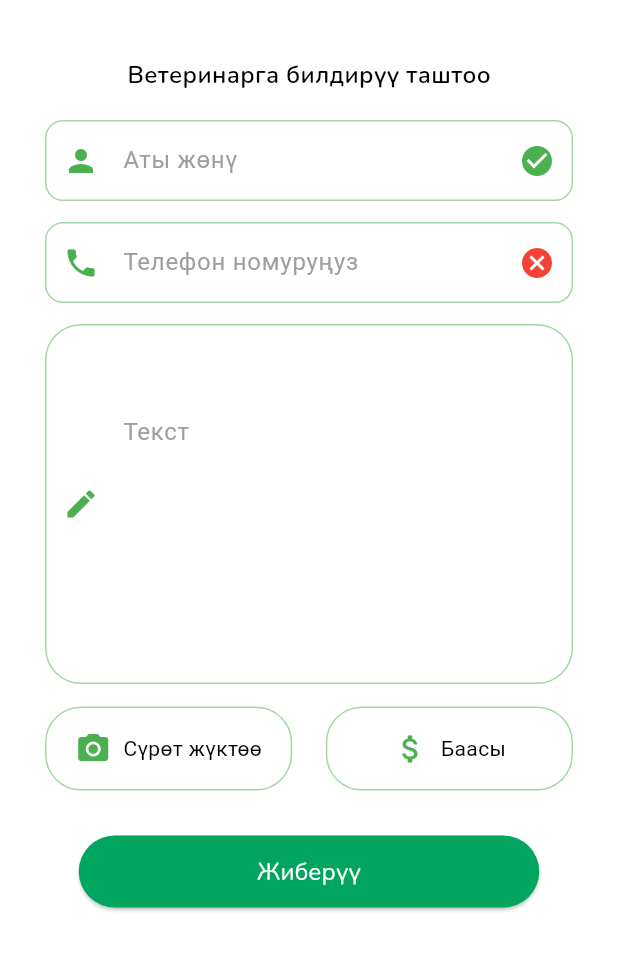
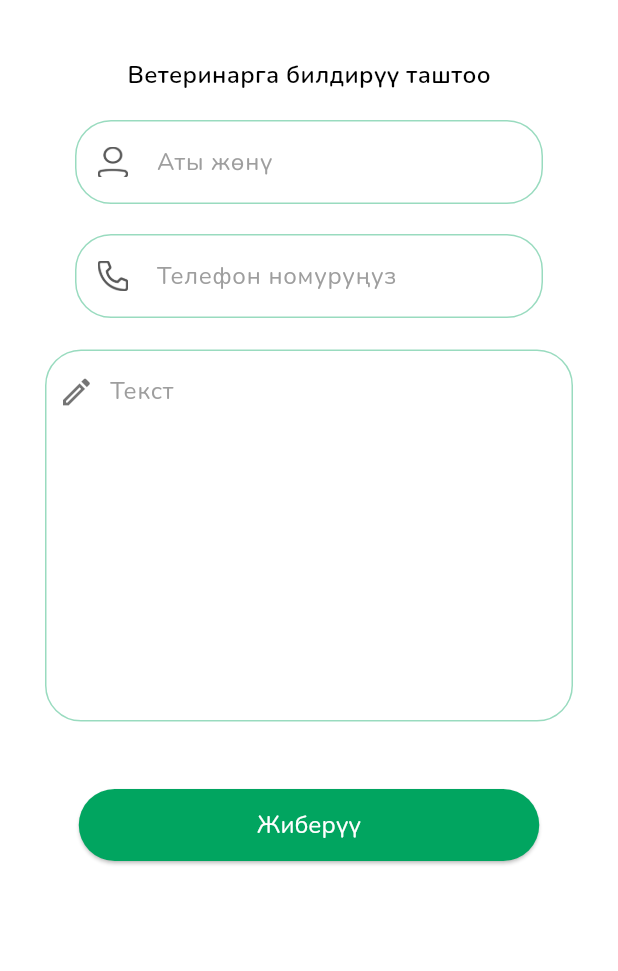
Before and after one commit to adilet3401/vet_mobile_app1, a Flutter app: the BildiruuTashtooPage screen opened by its route, on a phone screen of 412 x 824 dp, the part 72-1043 px from its top. Run offline on Flutter 3.47's test engine with Material 3 defaults, Android fonts, the phone set to English and light mode, and no system bars; our stand-ins replace cloud_firestore, firebase_auth, firebase_core, flutter_svg, go_router, google_fonts and 2 more; accounts and stored records are empty.

Commit message:
ui bildiruu tashtoo page is done

```diff
--- a/lib/go_auto_routes/go_router.dart
+++ b/lib/go_auto_routes/go_router.dart
@@ -4,7 +4,7 @@ import '../account_pages/account_page.dart';
 import '../download_screen.dart';
 import '../login_register_pages/login_screen.dart';
 import '../login_register_pages/register_page.dart';
-import '../pages/bildiruu_tashtoo_page.dart';
+import '../vet_list_screens/bildiruu_tashtoo_page.dart';
 import '../pages/flash_screen_page.dart';
 import '../pages/menu_page.dart';
 
--- a/lib/pages/bildiruu_tashtoo_page.dart
+++ /dev/null
@@ -1,185 +0,0 @@
-import 'package:flutter/material.dart';
-import 'package:go_router/go_router.dart';
-import 'package:vet_mobile_app/theme/text_styles.dart';
-import 'package:vet_mobile_app/widgets/my_appbar.dart';
-import 'package:vet_mobile_app/widgets/navigate_button.dart';
-
-class BildiruuTashtooPage extends StatelessWidget {
-  const BildiruuTashtooPage({super.key});
-
-  @override
-  Widget build(BuildContext context) {
-    return Scaffold(
-      appBar: AppBarUtils.customAppBar(title: 'Ветеринар'),
-      body: Padding(
-        padding: const EdgeInsets.only(right: 30, left: 30, top: 30),
-        child: Column(
-          crossAxisAlignment: CrossAxisAlignment.start,
-          children: [
-            // Заголовок
-            Center(
-              child: Text(
-                'Ветеринарга билдирүү таштоо',
-                style: TextStyles.bTashtoo.copyWith(
-                  fontSize: 16,
-                  fontWeight: FontWeight.w600,
-                ),
-              ),
-            ),
-            const SizedBox(height: 19),
-            // Поле ввода имени
-            _buildInputField(
-              context,
-              icon: Icons.person,
-              hintText: 'Аты жөнү',
-              suffixIcon: Icons.check_circle,
-              suffixIconColor: Colors.green,
-            ),
-            const SizedBox(height: 14),
-            // Поле ввода телефона
-            //new commit the test
-            _buildInputField(
-              context,
-              icon: Icons.phone,
-              hintText: 'Телефон номуруңуз',
-              suffixIcon: Icons.cancel,
-              suffixIconColor: Colors.red,
-            ),
-            const SizedBox(height: 14),
-            // Поле ввода текста
-            _buildTextArea(context, icon: Icons.edit, hintText: 'Текст'),
-            const SizedBox(height: 15),
-            // Кнопки "Сүрөт жүктөө" и "Баасы"
-            Row(
-              mainAxisAlignment: MainAxisAlignment.spaceBetween,
-              children: [
-                _buildActionButton(
-                  context,
-                  icon: Icons.camera_alt,
-                  label: 'Сүрөт жүктөө',
-                ),
-                _buildActionButton(
-                  context,
-                  icon: Icons.attach_money,
-                  label: 'Баасы',
-                ),
-              ],
-            ),
-            SizedBox(height: 30),
-            // Кнопка "Жиберүү"
-            Center(
-              child: NavigateButton(
-                text: 'Жиберүү',
-                borderRadius: BorderRadius.circular(24),
-                minimumSize: Size(307, 48),
-                onPressed: () {
-                  context.push('/b_t');
-                },
-              ),
-            ),
-          ],
-        ),
-      ),
-    );
-  }
-
-  // Поле ввода
-  Widget _buildInputField(
-    BuildContext context, {
-    required IconData icon,
-    required String hintText,
-    IconData? suffixIcon,
-    Color? suffixIconColor,
-  }) {
-    return TextField(
-      decoration: InputDecoration(
-        prefixIcon: Icon(icon, color: Colors.green),
-        suffixIcon:
-            suffixIcon != null
-                ? Icon(suffixIcon, color: suffixIconColor)
-                : null,
-        hintText: hintText,
-        hintStyle: const TextStyle(color: Colors.grey),
-        filled: true,
-        fillColor: Colors.white,
-        contentPadding: const EdgeInsets.symmetric(vertical: 15),
-        border: OutlineInputBorder(
-          borderRadius: BorderRadius.circular(12),
-          // ignore: deprecated_member_use
-          borderSide: BorderSide(color: Colors.green.withOpacity(0.5)),
-        ),
-        enabledBorder: OutlineInputBorder(
-          borderRadius: BorderRadius.circular(12),
-          // ignore: deprecated_member_use
-          borderSide: BorderSide(color: Colors.green.withOpacity(0.5)),
-        ),
-        focusedBorder: OutlineInputBorder(
-          borderRadius: BorderRadius.circular(12),
-          borderSide: const BorderSide(color: Colors.green),
-        ),
-      ),
-    );
-  }
-
-  // Поле для текста
-  Widget _buildTextArea(
-    BuildContext context, {
-    required IconData icon,
-    required String hintText,
-  }) {
-    return TextField(
-      maxLines: 5,
-      decoration: InputDecoration(
-        prefixIcon: Icon(icon, color: Colors.green),
-        hintText: hintText,
-        hintStyle: const TextStyle(color: Colors.grey),
-        filled: true,
-        fillColor: Colors.white,
-        contentPadding: const EdgeInsets.all(60),
-        border: OutlineInputBorder(
-          borderRadius: BorderRadius.circular(24),
-          // ignore: deprecated_member_use
-          borderSide: BorderSide(color: Colors.green.withOpacity(0.5)),
-        ),
-        enabledBorder: OutlineInputBorder(
-          borderRadius: BorderRadius.circular(24),
-          // ignore: deprecated_member_use
-          borderSide: BorderSide(color: Colors.green.withOpacity(0.5)),
-        ),
-        focusedBorder: OutlineInputBorder(
-          borderRadius: BorderRadius.circular(24),
-          borderSide: const BorderSide(color: Colors.green),
-        ),
-      ),
-    );
-  }
-
-  // Кнопка действия
-  Widget _buildActionButton(
-    BuildContext context, {
-    required IconData icon,
-    required String label,
-  }) {
-    return Container(
-      width: MediaQuery.of(context).size.width * 0.4,
-      padding: const EdgeInsets.symmetric(vertical: 15),
-      decoration: BoxDecoration(
-        color: Colors.white,
-        borderRadius: BorderRadius.circular(24),
-        // ignore: deprecated_member_use
-        border: Border.all(color: Colors.green.withOpacity(0.5)),
-      ),
-      child: Row(
-        mainAxisAlignment: MainAxisAlignment.center,
-        children: [
-          Icon(icon, color: Colors.green),
-          const SizedBox(width: 8),
-          Text(
-            label,
-            style: const TextStyle(color: Colors.black, fontSize: 14),
-          ),
-        ],
-      ),
-    );
-  }
-}
--- a/lib/pages/menu_page.dart
+++ b/lib/pages/menu_page.dart
@@ -4,7 +4,7 @@ import 'package:flutter_svg/svg.dart';
 
 import 'grid_page.dart';
 import 'news_page.dart';
-import 'vet_list_page.dart';
+import '../vet_list_screens/vet_list_page.dart';
 
 class MenuPage extends StatefulWidget {
   const MenuPage({super.key});
--- /dev/null
+++ b/lib/vet_list_screens/bildiruu_tashtoo_page.dart
@@ -0,0 +1,188 @@
+import 'package:flutter/material.dart';
+import 'package:go_router/go_router.dart';
+import 'package:vet_mobile_app/theme/text_styles.dart';
+import 'package:vet_mobile_app/vet_list_screens/line_the_bildiruu_tashtoo.dart';
+import 'package:vet_mobile_app/widgets/my_appbar.dart';
+import 'package:vet_mobile_app/widgets/navigate_button.dart';
+
+class BildiruuTashtooPage extends StatelessWidget {
+  const BildiruuTashtooPage({super.key});
+
+  @override
+  Widget build(BuildContext context) {
+    return Scaffold(
+      appBar: AppBarUtils.customAppBar(title: 'Ветеринар'),
+      body: Padding(
+        padding: const EdgeInsets.only(right: 30, left: 30, top: 30),
+        child: Column(
+          crossAxisAlignment: CrossAxisAlignment.start,
+          children: [
+            // Заголовок
+            Center(
+              child: Text(
+                'Ветеринарга билдирүү таштоо',
+                style: TextStyles.bTashtoo.copyWith(
+                  fontSize: 16,
+                  fontWeight: FontWeight.w600,
+                ),
+              ),
+            ),
+            const SizedBox(height: 19),
+            Padding(
+              padding: EdgeInsets.only(left: 20, right: 20),
+              child: Column(
+                children: [
+                  LineTheBilTash(
+                    hintext: 'Аты жөнү',
+                    icon: 'assets/Vector.png',
+                  ),
+                  SizedBox(height: 20),
+                  LineTheBilTash(
+                    hintext: 'Телефон номуруңуз',
+                    icon: 'assets/Vector-2.png',
+                  ),
+                ],
+              ),
+            ),
+
+            const SizedBox(height: 21),
+            Stack(
+              children: [
+                TextFormField(
+                  maxLines: 9,
+                  decoration: InputDecoration(
+                    prefixIcon: Padding(padding: EdgeInsets.all(15)),
+                    // labelText: labelText,
+                    labelStyle: TextStyle(color: Colors.grey),
+                    prefixIconColor: Colors.grey,
+                    prefixIconConstraints: BoxConstraints(
+                      minWidth: 25,
+                      minHeight: 25,
+                    ),
+                    hintText: '  Текст',
+                    hintStyle: TextStyles.buttonTextStyle.copyWith(
+                      color: Colors.grey,
+                    ),
+                    enabledBorder: OutlineInputBorder(
+                      borderSide: BorderSide(
+                        color: Color(0xff99dbbf),
+                        width: 1,
+                      ),
+                      borderRadius: BorderRadius.circular(24),
+                    ),
+                    focusedBorder: OutlineInputBorder(
+                      borderSide: BorderSide(
+                        color: Color(0xff01A560),
+                        width: 2,
+                      ),
+                      borderRadius: BorderRadius.circular(24),
+                    ),
+                    errorBorder: OutlineInputBorder(
+                      borderRadius: BorderRadius.circular(24),
+                      borderSide: BorderSide(color: Colors.red, width: 2),
+                    ),
+                    focusedErrorBorder: OutlineInputBorder(
+                      borderRadius: BorderRadius.circular(24),
+                      borderSide: BorderSide(color: Colors.red, width: 2),
+                    ),
+                  ),
+                ),
+                Positioned(
+                  top: 16, // Расположение иконки сверху
+                  left: 9, // Расположение иконки слева
+                  child: Icon(Icons.mode_edit_outlined, color: Colors.black54),
+                ),
+              ],
+            ),
+            const SizedBox(height: 15),
+            // Row(
+            //   mainAxisAlignment: MainAxisAlignment.spaceBetween,
+            //   children: [],
+            // ),
+            SizedBox(height: 30),
+            Center(
+              child: NavigateButton(
+                text: 'Жиберүү',
+                borderRadius: BorderRadius.circular(24),
+                minimumSize: Size(307, 48),
+                onPressed: () {
+                  context.push('/b_t');
+                },
+              ),
+            ),
+          ],
+        ),
+      ),
+    );
+  }
+
+  // Поле ввода
+  // Widget _buildInputField(
+  //   BuildContext context, {
+  //   required IconData icon,
+  //   required String hintText,
+  //   IconData? suffixIcon,
+  //   Color? suffixIconColor,
+  // }) {
+  //   return TextField(
+  //     decoration: InputDecoration(
+  //       prefixIcon: Icon(icon, color: Colors.green),
+  //       suffixIcon:
+  //           suffixIcon != null
+  //               ? Icon(suffixIcon, color: suffixIconColor)
+  //               : null,
+  //       hintText: hintText,
+  //       hintStyle: const TextStyle(color: Colors.grey),
+  //       filled: true,
+  //       fillColor: Colors.white,
+  //       contentPadding: const EdgeInsets.symmetric(vertical: 15),
+  //       border: OutlineInputBorder(
+  //         borderRadius: BorderRadius.circular(12),
+  //         // ignore: deprecated_member_use
+  //         borderSide: BorderSide(color: Colors.green.withOpacity(0.5)),
+  //       ),
+  //       enabledBorder: OutlineInputBorder(
+  //         borderRadius: BorderRadius.circular(12),
+  //         // ignore: deprecated_member_use
+  //         borderSide: BorderSide(color: Colors.green.withOpacity(0.5)),
+  //       ),
+  //       focusedBorder: OutlineInputBorder(
+  //         borderRadius: BorderRadius.circular(12),
+  //         borderSide: const BorderSide(color: Colors.green),
+  //       ),
+  //     ),
+  //   );
+  // }
+
+  // Поле для текста
+
+  // Кнопка действия
+  //   Widget _buildActionButton(
+  //     BuildContext context, {
+  //     required IconData icon,
+  //     required String label,
+  //   }) {
+  //     return Container(
+  //       width: MediaQuery.of(context).size.width * 0.4,
+  //       padding: const EdgeInsets.symmetric(vertical: 15),
+  //       decoration: BoxDecoration(
+  //         color: Colors.white,
+  //         borderRadius: BorderRadius.circular(24),
+  //         // ignore: deprecated_member_use
+  //         border: Border.all(color: Colors.green.withOpacity(0.5)),
+  //       ),
+  //       child: Row(
+  //         mainAxisAlignment: MainAxisAlignment.center,
+  //         children: [
+  //           Icon(icon, color: Colors.green),
+  //           const SizedBox(width: 8),
+  //           Text(
+  //             label,
+  //             style: const TextStyle(color: Colors.black, fontSize: 14),
+  //           ),
+  //         ],
+  //       ),
+  //     );
+  //   }
+  // }
+}
--- /dev/null
+++ b/lib/vet_list_screens/line_the_bildiruu_tashtoo.dart
@@ -0,0 +1,48 @@
+import 'package:flutter/material.dart';
+import 'package:vet_mobile_app/theme/text_styles.dart';
+
+class LineTheBilTash extends StatelessWidget {
+  final String hintext, icon;
+
+  const LineTheBilTash({super.key, required this.hintext, required this.icon});
+
+  @override
+  Widget build(BuildContext context) {
+    return TextFormField(
+      // controller: controller, //controller
+      // keyboardType: TextInputType.number,asasa
+      // inputFormatters: inputFormatters, // это для ограничения ввода текста
+      // onChanged: onChanged, // это для изменения поля ввода после ввода текста
+      // obscureText: obsureText, // это для скрытия текста в поле ввода
+      decoration: InputDecoration(
+        prefixIcon: Padding(
+          padding: EdgeInsets.all(15),
+          child: Image.asset(icon, scale: 25),
+        ),
+        // labelText: labelText,
+        labelStyle: TextStyle(color: Colors.grey),
+        prefixIconColor: Colors.grey,
+        prefixIconConstraints: BoxConstraints(minWidth: 25, minHeight: 25),
+        hintText: hintext,
+        hintStyle: TextStyles.buttonTextStyle.copyWith(color: Colors.grey),
+        enabledBorder: OutlineInputBorder(
+          borderSide: BorderSide(color: Color(0xff99dbbf), width: 1),
+          borderRadius: BorderRadius.circular(24),
+        ),
+        focusedBorder: OutlineInputBorder(
+          borderSide: BorderSide(color: Color(0xff01A560), width: 2),
+          borderRadius: BorderRadius.circular(24),
+        ),
+        errorBorder: OutlineInputBorder(
+          borderRadius: BorderRadius.circular(24),
+          borderSide: BorderSide(color: Colors.red, width: 2),
+        ),
+        focusedErrorBorder: OutlineInputBorder(
+          borderRadius: BorderRadius.circular(24),
+          borderSide: BorderSide(color: Colors.red, width: 2),
+        ),
+        // errorText: errorText,
+      ),
+    );
+  }
+}
```
Also changed, not shown: assets/Vector-2.png (added), assets/Vector.png (added), lib/vet_list_screens/vet_list_page.dart (renamed from lib/pages/vet_list_page.dart).
